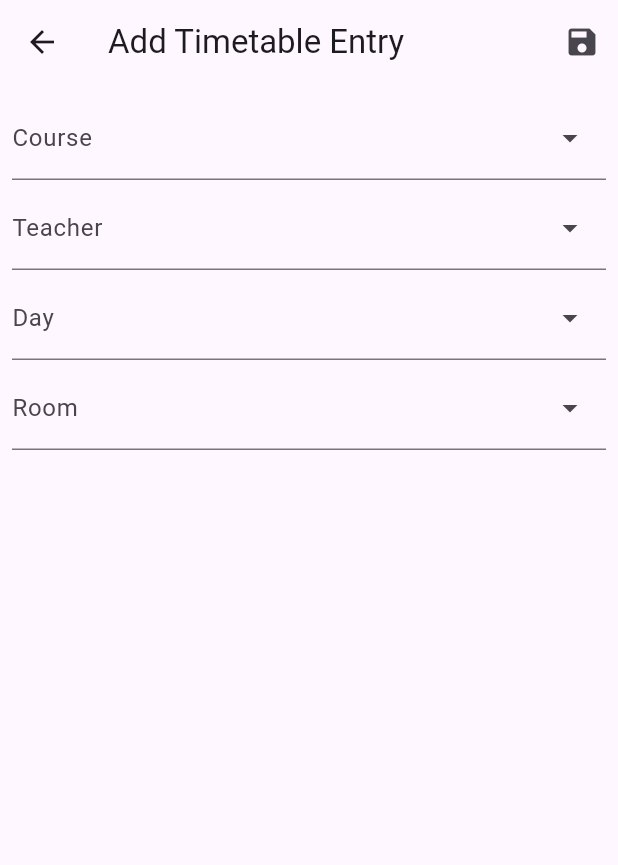
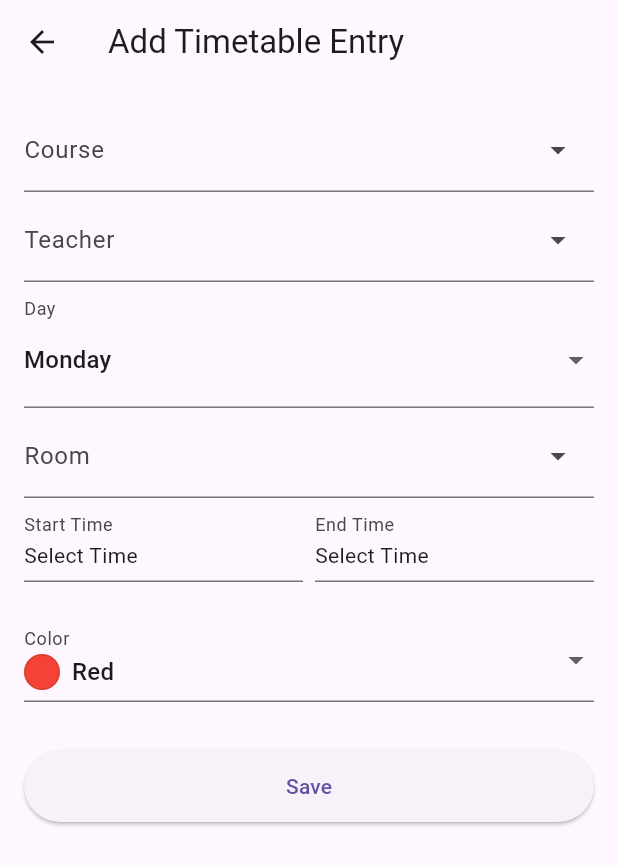
Before and after one commit to Holy-Warrior/timetable-management, a Flutter app: the screen it shows after launch, after a tap on the "add" icon, on a phone screen of 412 x 824 dp. Shown: the top 865 px of the screen. Run offline on Flutter 3.47's test engine with Material 3 defaults, Android fonts, the phone set to English and light mode, and no system bars; our stand-ins replace shared_preferences.

Commit message:
timeTable form is now completely ready

```diff
--- a/lib/timetable_form.dart
+++ b/lib/timetable_form.dart
@@ -15,15 +15,41 @@ class _TimetableFormState extends State<TimetableForm> {
   Map<String, TextEditingController> controllers = {
     'course': TextEditingController(),
     'teacher': TextEditingController(),
-    'day': TextEditingController(),
     'room': TextEditingController(),
     'startTime': TextEditingController(),
     'endTime': TextEditingController(),
     'color': TextEditingController(),
   };
+  final List<String> daysOfWeek = [
+    'Monday',
+    'Tuesday',
+    'Wednesday',
+    'Thursday',
+    'Friday',
+    'Saturday',
+    'Sunday',
+  ];
+
+  Map<String, String> dropDownVariables = {'day': 'Monday'};
 
   late final TimeTable tt;
   late final Map<String, List<String>> options;
+
+  TimeOfDay? startTime;
+  TimeOfDay? endTime;
+
+  final Map<String, Color> colorOptions = {
+    'Red': Colors.red,
+    'Green': Colors.green,
+    'Blue': Colors.blue,
+    'Orange': Colors.orange,
+    'Purple': Colors.purple,
+    'Teal': Colors.teal,
+    'Amber': Colors.amber,
+    'Pink': Colors.pink,
+    'Brown': Colors.brown,
+  };
+  String selectedColorName = 'Red';
 
   @override
   void initState() {
@@ -34,27 +60,33 @@ class _TimetableFormState extends State<TimetableForm> {
   }
 
   void onSave() {
-    final course = controllers['course']!.text;
-    final teacher = controllers['teacher']!.text;
-    final day = controllers['day']!.text;
-    final room = controllers['room']!.text;
-    // final startTime = int.tryParse(controllers['startTime']!.text) ?? 0;
-    // final endTime = int.tryParse(controllers['endTime']!.text) ?? 0;
-    // final color = controllers['color']!.text;
+    String capitalize(String s) =>
+        s.isNotEmpty ? s[0].toUpperCase() + s.substring(1).toLowerCase() : s;
+
+    final course = capitalize(controllers['course']!.text.trim());
+    final teacher = capitalize(controllers['teacher']!.text.trim());
+    final room = capitalize(controllers['room']!.text.trim());
+    final int? startMinutes =
+        startTime != null ? startTime!.hour * 60 + startTime!.minute : null;
+    final int? endMinutes =
+        endTime != null ? endTime!.hour * 60 + endTime!.minute : null;
+    final color = colorOptions[selectedColorName]!;
+    final colorHex =
+        '#${color.toARGB32().toRadixString(16).padLeft(8, '0').toUpperCase()}';
 
     if (course.isNotEmpty &&
         teacher.isNotEmpty &&
-        day.isNotEmpty &&
-        room.isNotEmpty) {
+        room.isNotEmpty &&
+        startMinutes != null &&
+        endMinutes != null) {
       tt.addEntry(
         course,
         teacher,
-        day,
+        dropDownVariables['day']!,
         room,
-        //  startTime, endTime, color
-        0,
-        10,
-        '#FF5733',
+        startMinutes,
+        endMinutes,
+        colorHex,
       );
       Navigator.pop(context);
     } else {
@@ -64,15 +96,45 @@ class _TimetableFormState extends State<TimetableForm> {
     }
   }
 
+  Widget buildDropdown({
+    required String label,
+    required List<String> options,
+    required String selectedValue,
+  }) {
+    // adding label
+    return InputDecorator(
+      decoration: InputDecoration(labelText: label),
+      child: DropdownButtonHideUnderline(
+        child: DropdownButton<String>(
+          value: selectedValue,
+          items:
+              options.map((String value) {
+                return DropdownMenuItem<String>(
+                  value: value,
+                  child: Text(value),
+                );
+              }).toList(),
+          onChanged: (String? newValue) {
+            setState(() {
+              if (label == 'Day') {
+                dropDownVariables['day'] = newValue!;
+              } else {
+                selected[label] = newValue!;
+                controllers[label]!.text = newValue;
+              }
+            });
+          },
+        ),
+      ),
+    );
+  }
+
   @override
   Widget build(BuildContext context) {
     return Scaffold(
-      appBar: AppBar(
-        title: const Text('Add Timetable Entry'),
-        actions: [IconButton(icon: const Icon(Icons.save), onPressed: onSave)],
-      ),
+      appBar: AppBar(title: const Text('Add Timetable Entry')),
       body: Padding(
-        padding: const EdgeInsets.all(8.0),
+        padding: const EdgeInsets.all(16.0),
         child: Column(
           spacing: 4.0,
           children: [
@@ -86,15 +148,103 @@ class _TimetableFormState extends State<TimetableForm> {
               controller: controllers['teacher']!,
               options: options['teacher']!,
             ),
-            ComboboxField(
+            buildDropdown(
               label: 'Day',
-              controller: controllers['day']!,
-              options: options['day']!,
+              options: daysOfWeek,
+              selectedValue: dropDownVariables['day']!,
             ),
             ComboboxField(
               label: 'Room',
               controller: controllers['room']!,
               options: options['room']!,
+            ),
+            Row(
+              children: [
+                Expanded(
+                  child: InkWell(
+                    onTap: () async {
+                      final picked = await showTimePicker(
+                        context: context,
+                        initialTime: startTime ?? TimeOfDay(hour: 8, minute: 0),
+                      );
+                      if (picked != null) {
+                        setState(() {
+                          startTime = picked;
+                        });
+                      }
+                    },
+                    child: InputDecorator(
+                      decoration: InputDecoration(labelText: 'Start Time'),
+                      child: Text(
+                        startTime != null
+                            ? startTime!.format(context)
+                            : 'Select Time',
+                      ),
+                    ),
+                  ),
+                ),
+                SizedBox(width: 8.0),
+                Expanded(
+                  child: InkWell(
+                    onTap: () async {
+                      final picked = await showTimePicker(
+                        context: context,
+                        initialTime: endTime ?? TimeOfDay(hour: 9, minute: 0),
+                      );
+                      if (picked != null) {
+                        setState(() {
+                          endTime = picked;
+                        });
+                      }
+                    },
+                    child: InputDecorator(
+                      decoration: InputDecoration(labelText: 'End Time'),
+                      child: Text(
+                        endTime != null
+                            ? endTime!.format(context)
+                            : 'Select Time',
+                      ),
+                    ),
+                  ),
+                ),
+              ],
+            ),
+            SizedBox(height: 16),
+            DropdownButtonFormField<String>(
+              value: selectedColorName,
+              decoration: const InputDecoration(labelText: 'Color'),
+              items:
+                  colorOptions.entries.map((entry) {
+                    return DropdownMenuItem<String>(
+                      value: entry.key,
+                      child: Row(
+                        children: [
+                          Container(
+                            width: 24,
+                            height: 24,
+                            decoration: BoxDecoration(
+                              color: entry.value,
+                              shape: BoxShape.circle,
+                              border: Border.all(color: Colors.black12),
+                            ),
+                          ),
+                          const SizedBox(width: 8),
+                          Text(entry.key),
+                        ],
+                      ),
+                    );
+                  }).toList(),
+              onChanged: (colorName) {
+                setState(() {
+                  selectedColorName = colorName!;
+                });
+              },
+            ),
+            const SizedBox(height: 24),
+            ElevatedButton(
+              onPressed: onSave,
+              child: const Text('Save'),
+              style: ElevatedButton.styleFrom(minimumSize: Size.fromHeight(48)),
             ),
           ],
         ),
```
